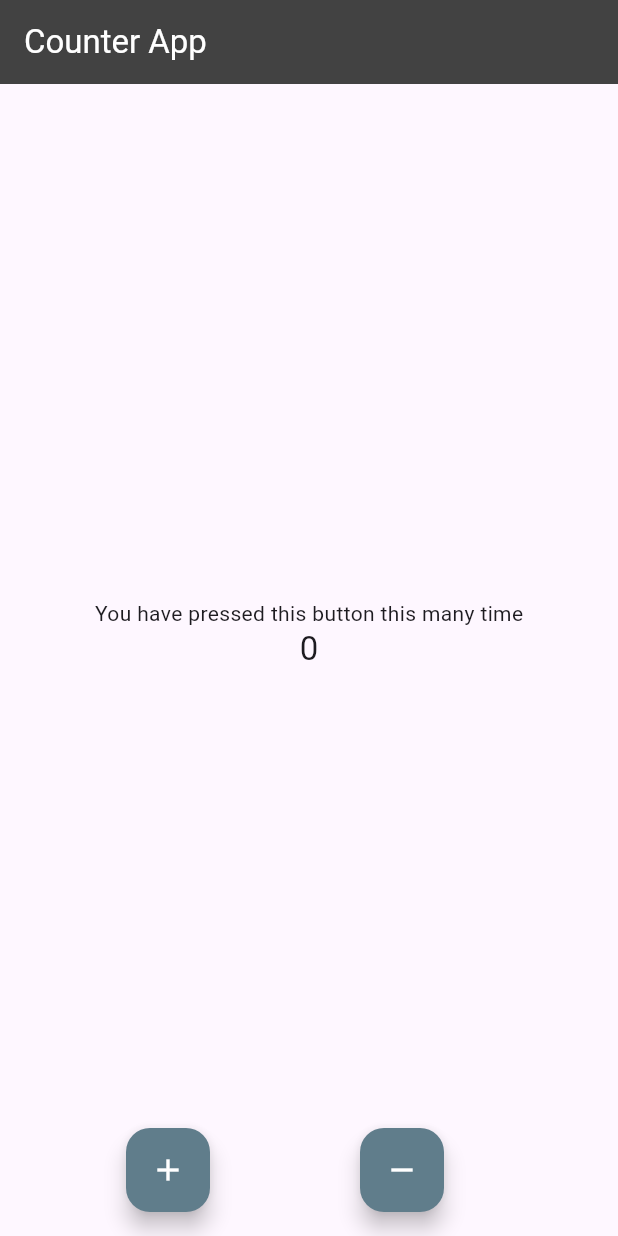
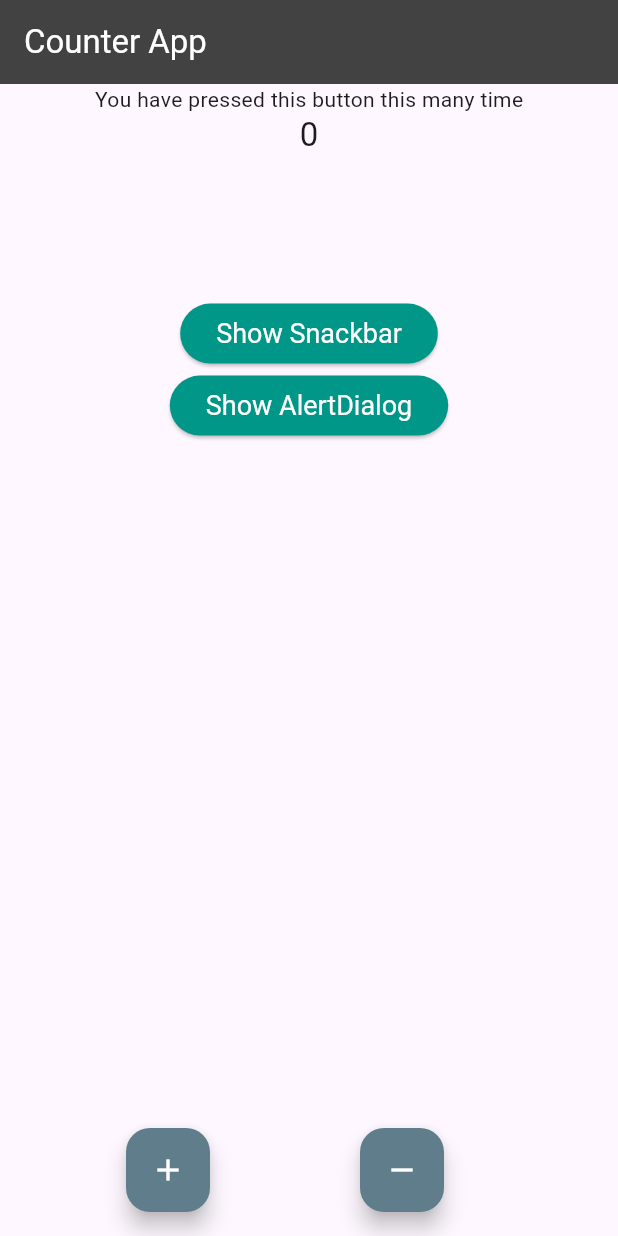
Before and after one commit to ShashwatRai575/getx_counter, a Flutter app: the screen it shows after launch, on a phone screen of 412 x 824 dp. Run offline on Flutter 3.47's test engine with Material 2 defaults, Android fonts, the phone set to English and light mode, and no system bars; our stand-ins replace get.

Commit message:
snackbar and alert dialog added

```diff
--- a/lib/homepage.dart
+++ b/lib/homepage.dart
@@ -24,6 +24,8 @@ class _HomePageState extends State<HomePage> {
       body:
 
 
+          Column(
+            children: [
               Obx(
                 () =>  Center(
                   child: SizedBox(
@@ -40,6 +42,52 @@ class _HomePageState extends State<HomePage> {
                     ),
                   ),
                 ),
+              ),
+
+             const Padding(padding: EdgeInsets.all(30)),
+
+             Center(
+        child: SizedBox(
+          height: MediaQuery.of(context).size.height*0.2,
+          child: Column(
+            children: <Widget>[
+
+                ElevatedButton(
+                  style: ElevatedButton.styleFrom(
+                textStyle: const TextStyle(fontSize: 18), backgroundColor: Colors.teal,
+                  ),
+                  onPressed: () {
+                Get.snackbar('GetX Snackbar', 'Yay! Awesome GetX Snackbar',
+                    snackPosition: SnackPosition.BOTTOM,
+                    backgroundColor: Colors.tealAccent);
+                  },
+                  child: const Text('Show Snackbar',
+                  style: TextStyle(
+                    color: Colors.white
+                  ),)),
+           ElevatedButton(
+            style: ElevatedButton.styleFrom(
+          textStyle: const TextStyle(fontSize: 18), backgroundColor: Colors.teal,
+            ),
+            onPressed: () {
+          Get.defaultDialog(
+              title: 'GetX Alert',
+              middleText: 'Simple GetX alert',
+              textConfirm: 'Okay',
+              confirmTextColor: Colors.white,
+              textCancel: 'Cancel');
+            },
+            child: const Text('Show AlertDialog',
+            style: TextStyle(
+              color: Colors.white
+            ),
+            )),
+
+            ]
+          ),
+        )
+),
+            ],
           ),
 
 
```
Lines whose indentation alone changed are shown as unchanged.
